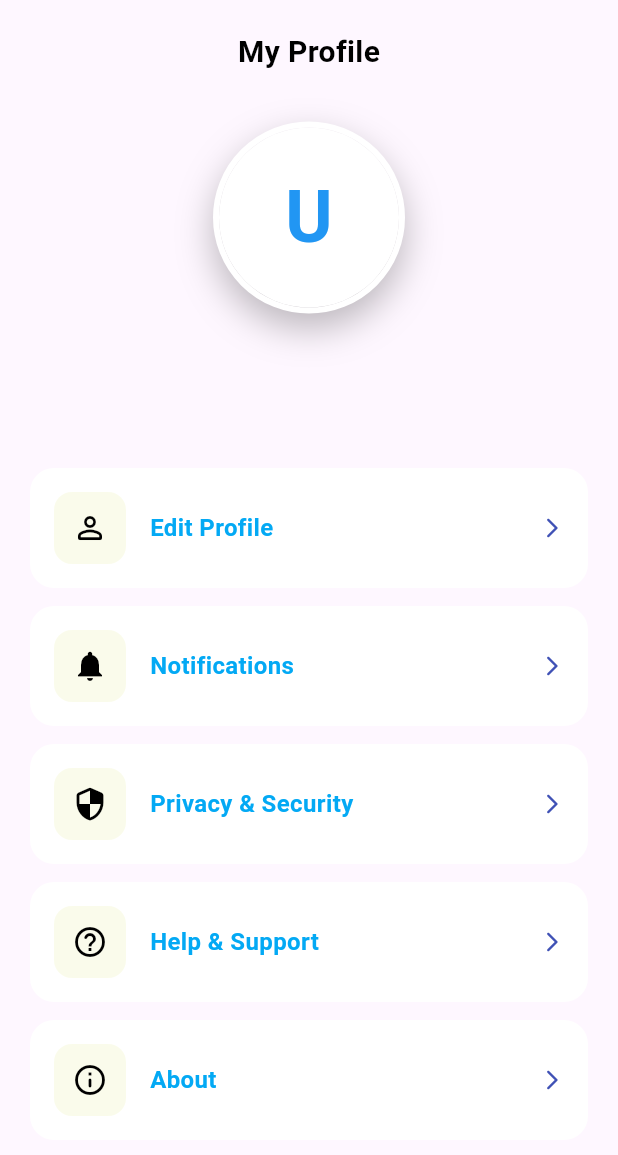
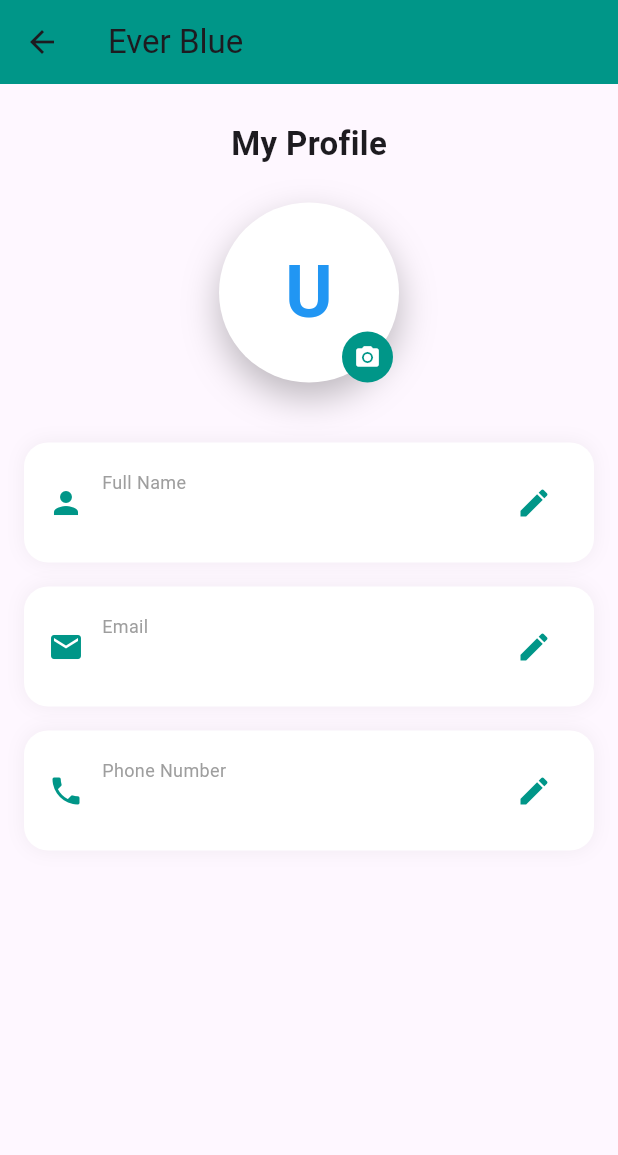
Before and after one commit to sthaasis007/everblue_flutter, a Flutter app: the ProfileScreen screen opened directly, after a tap on "Edit Profile", on a phone screen of 412 x 824 dp. Shown: the top 1155 px of the screen. Run offline on Flutter 3.47's test engine with Material 3 defaults, Android fonts, the phone set to English and light mode, and no system bars; our stand-ins replace connectivity_plus, dartz, dio, equatable, flutter_riverpod, flutter_secure_storage and 4 more; missing offline and left inert: dio_smart_retry; accounts and stored records are empty.

```diff
--- a/lib/core/api/api_endpoint.dart
+++ b/lib/core/api/api_endpoint.dart
@@ -1,39 +1,36 @@
+import 'dart:io';
+
+import 'package:flutter/foundation.dart';
+
 class ApiEndpoints {
   ApiEndpoints._();
 
-  // Base URL - change this for production
-  static const String baseUrl = 'http://10.0.2.2:3000/everblue';
-  //static const String baseUrl = 'http://localhost:3000/everblue';
-  //static const String baseUrl = 'http://192.168.1.xxx:3000/everblue'; // Replace xxx with your IP
-  // For Android Emulator use: 'http://10.0.2.2:3000/everblue'
-  // For iOS Simulator use: 'http://localhost:3000/everblue'
-  // For Physical Device use your computer's IP: 'http://192.168.x.x:3000/everblue'
-  // For Windows Desktop use: 'http://localhost:3000/everblue'
+  // Configuration
+  static const bool isPhysicalDevice = true;
+  static const String _ipAddress = '192.168.254.16';
+  static const int _port = 3000;
 
+  // Base URLs
+  static String get _host {
+    if (isPhysicalDevice) return _ipAddress;
+    if (kIsWeb || Platform.isIOS) return 'localhost';
+    if (Platform.isAndroid) return '10.0.2.2';
+    return 'localhost';
+  }
+
+  static String get serverUrl => 'http://$_host:$_port';
+  static String get baseUrl => '$serverUrl/everblue';
+  static String get mediaServerUrl => serverUrl;
+
+  // Timeouts
   static const Duration connectionTimeout = Duration(seconds: 30);
   static const Duration receiveTimeout = Duration(seconds: 30);
 
-  // // ============ Batch Endpoints ============
-  // static const String batches = '/batches';
-  // static String batchById(String id) => '/batches/$id';
 
-  // // ============ Category Endpoints ============
-  // static const String categories = '/categories';
-  // static String categoryById(String id) => '/categories/$id';
 
   // ============ Customer Endpoints ============
   static const String customers = '/customers';
   static const String customerLogin = '/customers/login';
   static const String customerRegister = '/customers/signup';
-  // static String customerById(String id) => '/customers/$id';
-  // // ============ Item Endpoints ============
-  // static const String items = '/items';
-  // static String itemById(String id) => '/items/$id';
-  // static String itemClaim(String id) => '/items/$id/claim';
-
-  // ============ Comment Endpoints ============
-  // static const String comments = '/comments';
-  // static String commentById(String id) => '/comments/$id';
-  // static String commentsByItem(String itemId) => '/comments/item/$itemId';
-  // static String commentLike(String id) => '/comments/$id/like';
+  static const String customerProfile = '/customers/upload-image';
 }
--- a/lib/core/services/storage/user_session_service.dart
+++ b/lib/core/services/storage/user_session_service.dart
@@ -21,7 +21,7 @@ class UserSessionService {
   static const String _keyIsLoggedIn = 'is_logged_in';
   static const String _keyUserId = 'user_id';
   static const String _keyUserEmail = 'user_email';
-  static const String _keyUserFullName = 'user_full_name';
+  static const String _keyUserFullName = 'name';
   static const String _keyUserPhoneNumber = 'user_phone_number';
   static const String _keyToken = 'auth_token';
 
--- a/lib/features/auth/data/datasources/local/auth_local_datasource.dart
+++ b/lib/features/auth/data/datasources/local/auth_local_datasource.dart
@@ -74,6 +74,7 @@ class AuthLocalDataSource implements IAuthLocalDataSource{
   Future<bool> logout() async {
     try {
       await _hiveService.logoutUser();
+      await _userSessionService.clearSession();
       return Future.value(true);
     } catch (e) {
       return Future.value(false);
--- a/lib/features/bottom_screen/presentation/pages/profile_screen.dart
+++ b/lib/features/bottom_screen/presentation/pages/profile_screen.dart
@@ -1,6 +1,7 @@
 import 'package:everblue/core/services/storage/user_session_service.dart';
 import 'package:everblue/features/auth/presentation/pages/login_screen.dart';
 import 'package:everblue/features/auth/presentation/view_model/auth_view_model.dart';
+import 'package:everblue/features/profilefeature_screen/presentation/pages/edit_profile.dart';
 import 'package:flutter/material.dart';
 import 'package:flutter_riverpod/flutter_riverpod.dart';
 
@@ -32,6 +33,8 @@ class _ProfileSccreenState extends ConsumerState<ProfileScreen> {
                     bottomRight: Radius.circular(32),
                   ),
                 ),
+
+                // Profile Info
                 child: Column(
                   children: [
                     const SizedBox(height: 20),
@@ -76,6 +79,7 @@ class _ProfileSccreenState extends ConsumerState<ProfileScreen> {
                     ),
                     const SizedBox(height: 16),
 
+                    // User Name and Email
                     Text(
                       userName,
                       style: TextStyle(
@@ -105,7 +109,9 @@ class _ProfileSccreenState extends ConsumerState<ProfileScreen> {
                     _MenuItem(
                       icon: Icons.person_outline_rounded,
                       title: 'Edit Profile',
-                      onTap: () {},
+                      onTap: () {
+                        Navigator.push(context, MaterialPageRoute(builder: (_) => const EditProfile()));
+                      },
                     ),
                     const SizedBox(height: 12),
                     _MenuItem(
--- /dev/null
+++ b/lib/features/profilefeature_screen/presentation/pages/edit_profile.dart
@@ -0,0 +1,222 @@
+import 'package:everblue/core/services/storage/user_session_service.dart';
+import 'package:flutter/material.dart';
+import 'package:flutter_riverpod/flutter_riverpod.dart';
+
+class EditProfile extends ConsumerStatefulWidget {
+  const EditProfile({super.key});
+
+  @override
+  ConsumerState<EditProfile> createState() => _EditProfileState();
+}
+
+class _EditProfileState extends ConsumerState<EditProfile> {
+  @override
+  Widget build(BuildContext context) {
+    final userSessionService = ref.watch(userSessionServiceProvider);
+
+    final userName =
+        userSessionService.getCurrentUserFullName() ?? 'User';
+    final userEmail =
+        userSessionService.getCurrentUserEmail() ?? '';
+    final phoneNumber =
+        userSessionService.getCurrentUserPhoneNumber() ?? '';
+    // final profileImageUrl =
+    //     userSessionService.getCurrentUserProfileImage();
+
+    return Scaffold(
+      appBar: AppBar(
+        title: const Text('Ever Blue'),
+        backgroundColor: Colors.teal,
+      ),
+      body: SafeArea(
+        child: SingleChildScrollView(
+          child: Column(
+            children: [
+              const SizedBox(height: 24),
+
+              const Text(
+                'My Profile',
+                style: TextStyle(
+                  fontSize: 22,
+                  fontWeight: FontWeight.bold,
+                ),
+              ),
+
+              const SizedBox(height: 24),
+
+              // Avatar + camera icon
+              Stack(
+                children: [
+                  Container(
+                    decoration: BoxDecoration(
+                      shape: BoxShape.circle,
+                      boxShadow: [
+                        BoxShadow(
+                          color: Colors.black26,
+                            blurRadius: 20,
+                            offset: Offset(0, 10),
+                        ),
+                      ],
+                    ),
+                    child: CircleAvatar(
+                        radius: 60,
+                        backgroundColor: Colors.white,
+                        child: Text(
+                          userName.isNotEmpty ? userName[0].toUpperCase() : 'U',
+                          style: TextStyle(
+                            fontSize: 48,
+                            fontWeight: FontWeight.bold,
+                            color: Colors.blue,
+                          ),
+                        ),
+
+                      // radius: 60,
+                      // backgroundColor: Colors.grey.shade200,
+                      // backgroundImage:
+                      //     profileImageUrl != null &&
+                      //             profileImageUrl.isNotEmpty
+                      //         ? NetworkImage(profileImageUrl)
+                      //         : null,
+                      // child: profileImageUrl == null ||
+                      //         profileImageUrl.isEmpty
+                      //     ? Text(
+                      //         userName.isNotEmpty
+                      //             ? userName[0].toUpperCase()
+                      //             : 'U',
+                      //         style: const TextStyle(
+                      //           fontSize: 48,
+                      //           fontWeight: FontWeight.bold,
+                      //           color: Colors.teal,
+                      //         ),
+                      //       )
+                      //     : null,
+                    ),
+                  ),
+                  Positioned(
+                    bottom: 0,
+                    right: 4,
+                    child: InkWell(
+                      onTap: _uploadProfileImage,
+                      child: Container(
+                        padding: const EdgeInsets.all(8),
+                        decoration: const BoxDecoration(
+                          color: Colors.teal,
+                          shape: BoxShape.circle,
+                        ),
+                        child: const Icon(
+                          Icons.camera_alt,
+                          size: 18,
+                          color: Colors.white,
+                        ),
+                      ),
+                    ),
+                  ),
+                ],
+              ),
+
+              const SizedBox(height: 40),
+
+              // Profile fields
+              Padding(
+                padding: const EdgeInsets.symmetric(horizontal: 16),
+                child: Column(
+                  children: [
+                    _profileField(
+                      icon: Icons.person,
+                      label: 'Full Name',
+                      value: userName,
+                      onEdit: () {
+                        // TODO: edit name
+                      },
+                    ),
+                    _profileField(
+                      icon: Icons.email,
+                      label: 'Email',
+                      value: userEmail,
+                      onEdit: () {
+                        // usually email not editable
+                      },
+                    ),
+                    _profileField(
+                      icon: Icons.phone,
+                      label: 'Phone Number',
+                      value: phoneNumber,
+                      onEdit: () {
+                        // TODO: edit phone
+                      },
+                    ),
+                  ],
+                ),
+              ),
+
+              const SizedBox(height: 24),
+            ],
+          ),
+        ),
+      ),
+    );
+  }
+
+  // Upload image handler (camera + button use same logic)
+  Future<void> _uploadProfileImage() async {
+    // TODO:
+    // 1. Pick image (ImagePicker)
+    // 2. Upload via multipart
+    // 3. Update user session
+    // 4. ref.invalidate(userSessionServiceProvider)
+  }
+
+  Widget _profileField({
+    required IconData icon,
+    required String label,
+    required String value,
+    required VoidCallback onEdit,
+  }) {
+    return Container(
+      margin: const EdgeInsets.only(bottom: 16),
+      padding: const EdgeInsets.all(16),
+      decoration: BoxDecoration(
+        color: Colors.white,
+        borderRadius: BorderRadius.circular(16),
+        boxShadow: [
+          BoxShadow(
+            color: Colors.black.withOpacity(0.05),
+            blurRadius: 10,
+          ),
+        ],
+      ),
+      child: Row(
+        children: [
+          Icon(icon, color: Colors.teal),
+          const SizedBox(width: 12),
+          Expanded(
+            child: Column(
+              crossAxisAlignment: CrossAxisAlignment.start,
+              children: [
+                Text(
+                  label,
+                  style: const TextStyle(
+                    fontSize: 12,
+                    color: Colors.grey,
+                  ),
+                ),
+                const SizedBox(height: 4),
+                Text(
+                  value,
+                  style: const TextStyle(
+                    fontSize: 16,
+                    fontWeight: FontWeight.w600,
+                  ),
+                ),
+              ],
+            ),
+          ),
+          IconButton(
+            icon: const Icon(Icons.edit, color: Colors.teal),
+            onPressed: onEdit,
+          ),
+        ],
+      ),
+    );
+  }
+}
--- a/lib/main.dart
+++ b/lib/main.dart
@@ -9,9 +9,11 @@ import 'app/app.dart';
 Future<void> main() async {
   WidgetsFlutterBinding.ensureInitialized();
 
-  final hiveService = HiveService();
-  await hiveService.init();
-  await hiveService.openboxes();
+  // final hiveService = HiveService();
+  // await hiveService.init();
+  // await hiveService.openboxes();
+
+  await HiveService().init();
 
   final sharedPreferences = await SharedPreferences.getInstance();
 
```
Also changed, not shown: 3 other files.
